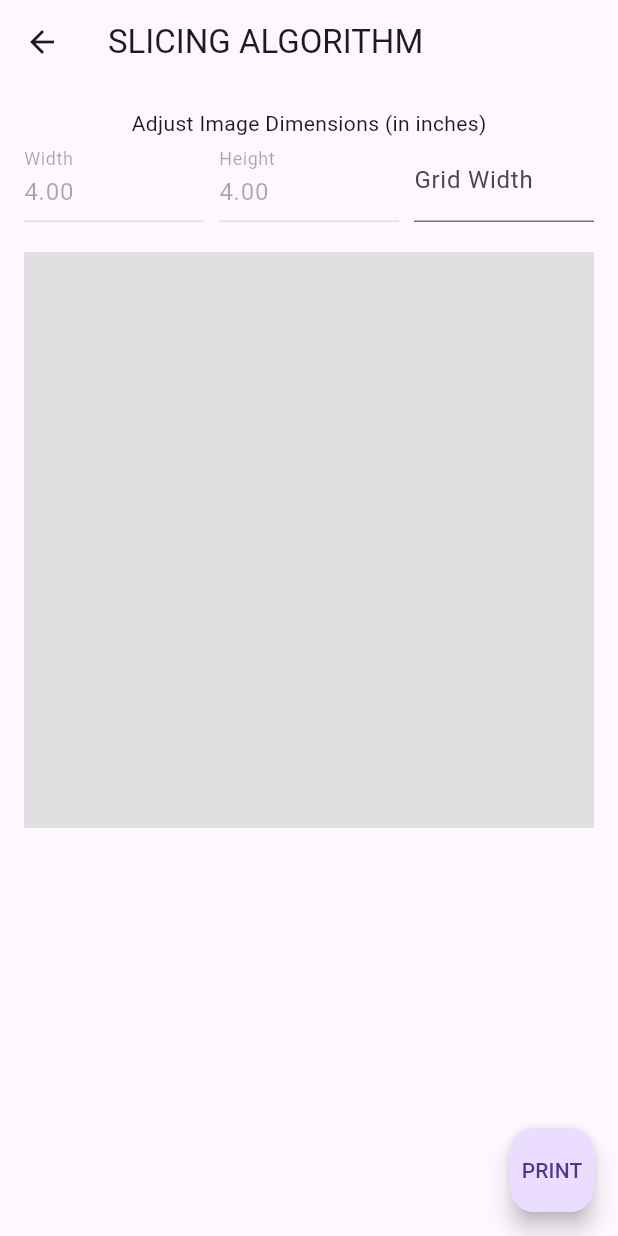
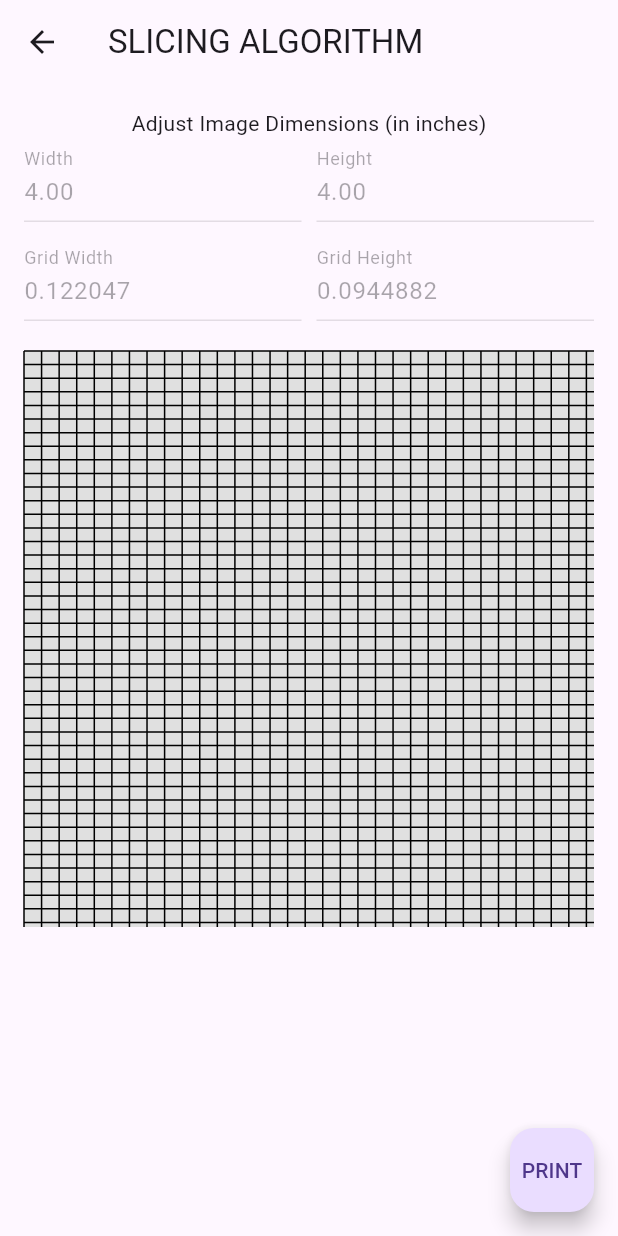
Before and after one commit to sait1801/ME407, a Flutter app: the SlicingScreen screen opened directly, on a phone screen of 412 x 824 dp. Run offline on Flutter 3.47's test engine with Material 3 defaults, Android fonts, the phone set to English and light mode, and no system bars; missing offline and left inert: bitsdojo_window, desktop_drop.

Commit message:
grid size fixed, only image input, but no resize

```diff
--- a/my_desktop_app/lib/screens/slicing_screen.dart
+++ b/my_desktop_app/lib/screens/slicing_screen.dart
@@ -3,14 +3,11 @@ import 'package:flutter/material.dart';
 import 'package:my_desktop_app/providers/image_provider.dart';
 import 'package:my_desktop_app/screens/grid_display_Screen.dart';
 import 'package:provider/provider.dart';
-// print width : 3.1 mm, heigth : 2.4 mm
-//  width : 0.122047 inch, heigth: 0.0944882 inch
 
 class SlicingScreen extends StatefulWidget {
   const SlicingScreen({super.key});
 
   @override
-  // ignore: library_private_types_in_public_api
   _SlicingScreenState createState() => _SlicingScreenState();
 }
 
@@ -18,9 +15,9 @@ class _SlicingScreenState extends State<SlicingScreen> {
   final TextEditingController _widthController = TextEditingController();
   final TextEditingController _heightController = TextEditingController();
   final TextEditingController _gridWidthController = TextEditingController();
+  final TextEditingController _gridHeightController = TextEditingController();
   String? _errorText;
 
-  // ignore: prefer_typing_uninitialized_variables
   late var model;
 
   @override
@@ -29,6 +26,8 @@ class _SlicingScreenState extends State<SlicingScreen> {
     model = Provider.of<ImageProviderModel>(context, listen: false);
     _widthController.text = 4.toStringAsFixed(2); // Set to 4.00
     _heightController.text = 4.toStringAsFixed(2); // Set to 4.00
+    _gridWidthController.text = '0.122047'; // Set to 0.122047 inch
+    _gridHeightController.text = '0.0944882'; // Set to 0.0944882 inch
   }
 
   void _printDimensions() {
@@ -36,56 +35,13 @@ class _SlicingScreenState extends State<SlicingScreen> {
     final width = double.tryParse(_widthController.text) ?? 0;
     final height = double.tryParse(_heightController.text) ?? 0;
     final gridWidth = double.tryParse(_gridWidthController.text) ?? 0;
+    final gridHeight = double.tryParse(_gridHeightController.text) ?? 0;
 
     if (_errorText == null) {
       print('Image Dimensions: Width: $width inches, Height: $height inches');
-      print('Grid Width: $gridWidth inches');
+      print('Grid Width: $gridWidth inches, Grid Height: $gridHeight inches');
     }
   }
-
-  // Future<List<File>> cropImageIntoGrids(
-  //     File imageFile, int rows, int cols) async {
-  //   List<File> gridImages = [];
-
-  //   // Decode the image file into an Image object
-  //   final decodedImage = img.decodeImage(await imageFile.readAsBytes());
-
-  //   // Get the dimensions of the image
-  //   const imageWidthInch = 4;
-  //   const imageHeightInch = 4;
-
-  //   // Calculate the dimensions of each grid cell
-  //   final cellWidth = imageWidthInch ~/ cols; // in inch
-  //   final cellHeight = imageHeightInch ~/ rows;
-
-  //   for (int row = 0; row < rows; row++) {
-  //     for (int col = 0; col < cols; col++) {
-  //       final x = col;
-  //       final y = row;
-
-  //       print("coordinate: $x,$y");
-
-  //       // Crop the image to the current grid cell
-  //       final croppedImage = img.copyCrop(
-  //         decodedImage!,
-  //         x: x,
-  //         y: y,
-  //         height: cellWidth,
-  //         width: cellHeight,
-  //       );
-
-  //       // Encode the cropped image as a PNG file
-  //       final croppedImageFile = File('cropped_image_${row}_$col.png');
-  //       await croppedImageFile.writeAsBytes(img.encodePng(croppedImage));
-
-  //       // Add the cropped image file to the list
-  //       gridImages.add(croppedImageFile);
-  //     }
-  //   }
-  //   print("grid images length : ${gridImages.length}");
-
-  //   return gridImages;
-  // }
 
   @override
   Widget build(BuildContext context) {
@@ -129,15 +85,32 @@ class _SlicingScreenState extends State<SlicingScreen> {
                       enabled: false, // Set to non-editable
                     ),
                   ),
+                ],
+              ),
+              const SizedBox(height: 10),
+              Row(
+                children: [
+                  Expanded(
+                    child: TextField(
+                      controller: _gridWidthController,
+                      decoration: const InputDecoration(
+                        labelText: 'Grid Width',
+                      ),
+                      keyboardType:
+                          const TextInputType.numberWithOptions(decimal: true),
+                      enabled: false, // Set to non-editable
+                    ),
+                  ),
                   const SizedBox(width: 10),
                   Expanded(
                     child: TextField(
-                      controller: _gridWidthController,
-                      decoration:
-                          const InputDecoration(labelText: 'Grid Width'),
+                      controller: _gridHeightController,
+                      decoration: const InputDecoration(
+                        labelText: 'Grid Height',
+                      ),
                       keyboardType:
                           const TextInputType.numberWithOptions(decimal: true),
-                      onChanged: (_) => setState(() {}),
+                      enabled: false, // Set to non-editable
                     ),
                   ),
                 ],
@@ -160,6 +133,8 @@ class _SlicingScreenState extends State<SlicingScreen> {
                       painter: GridPainter(
                         gridWidth:
                             double.tryParse(_gridWidthController.text) ?? 0,
+                        gridHeight:
+                            double.tryParse(_gridHeightController.text) ?? 0,
                       ),
                       size: const Size(4 * 96, 4 * 96),
                     ),
@@ -181,7 +156,6 @@ class _SlicingScreenState extends State<SlicingScreen> {
               builder: (context) => GridDisplayScreen(),
             ),
           );
-          ;
         },
         child: const Text('PRINT'),
       ),
@@ -191,8 +165,9 @@ class _SlicingScreenState extends State<SlicingScreen> {
 
 class GridPainter extends CustomPainter {
   final double gridWidth;
+  final double gridHeight;
 
-  GridPainter({required this.gridWidth});
+  GridPainter({required this.gridWidth, required this.gridHeight});
 
   @override
   void paint(Canvas canvas, Size size) {
@@ -200,15 +175,17 @@ class GridPainter extends CustomPainter {
       ..color = Colors.black
       ..strokeWidth = 1;
 
-    if (gridWidth > 0) {
-      final gridSize =
+    if (gridWidth > 0 && gridHeight > 0) {
+      final gridWidthSize =
           gridWidth * 96; // Convert inches to pixels (assuming 96 DPI)
+      final gridHeightSize =
+          gridHeight * 96; // Convert inches to pixels (assuming 96 DPI)
 
-      for (double x = 0; x < size.width; x += gridSize) {
+      for (double x = 0; x < size.width; x += gridWidthSize) {
         canvas.drawLine(Offset(x, 0), Offset(x, size.height), paint);
       }
 
-      for (double y = 0; y < size.height; y += gridSize) {
+      for (double y = 0; y < size.height; y += gridHeightSize) {
         canvas.drawLine(Offset(0, y), Offset(size.width, y), paint);
       }
     }
```
Also changed, not shown: my_desktop_app/lib/main.dart (+10 -7 lines), my_desktop_app/lib/screens/grid_display_Screen.dart (+33 -10 lines), my_desktop_app/lib/screens/image_drag_drop_screen.dart (+15 -13 lines), my_desktop_app/pubspec.yaml (+6 -4 lines), my_desktop_app/lib/old/dummy.dart (renamed from my_desktop_app/lib/screens/dummy.dart), my_desktop_app/lib/old/old_grid_display.dart (renamed from my_desktop_app/lib/screens/old_grid_display.dart), my_desktop_app/lib/old/second_grid_display screen.dart (renamed from my_desktop_app/lib/screens/second_grid_display screen.dart), my_desktop_app/pubspec.lock, 6 other files.
